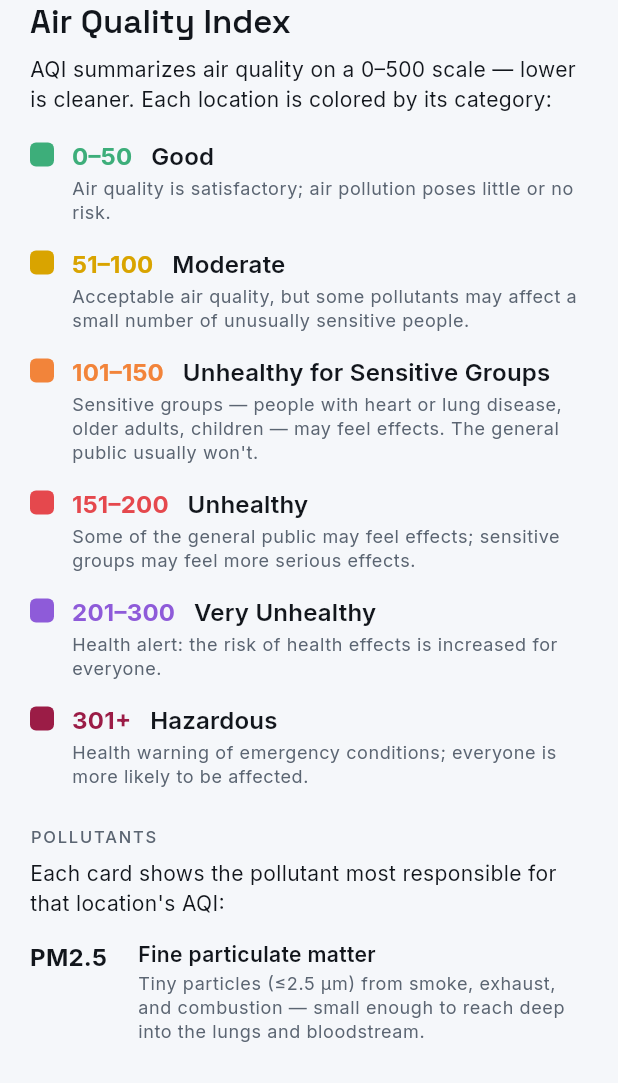
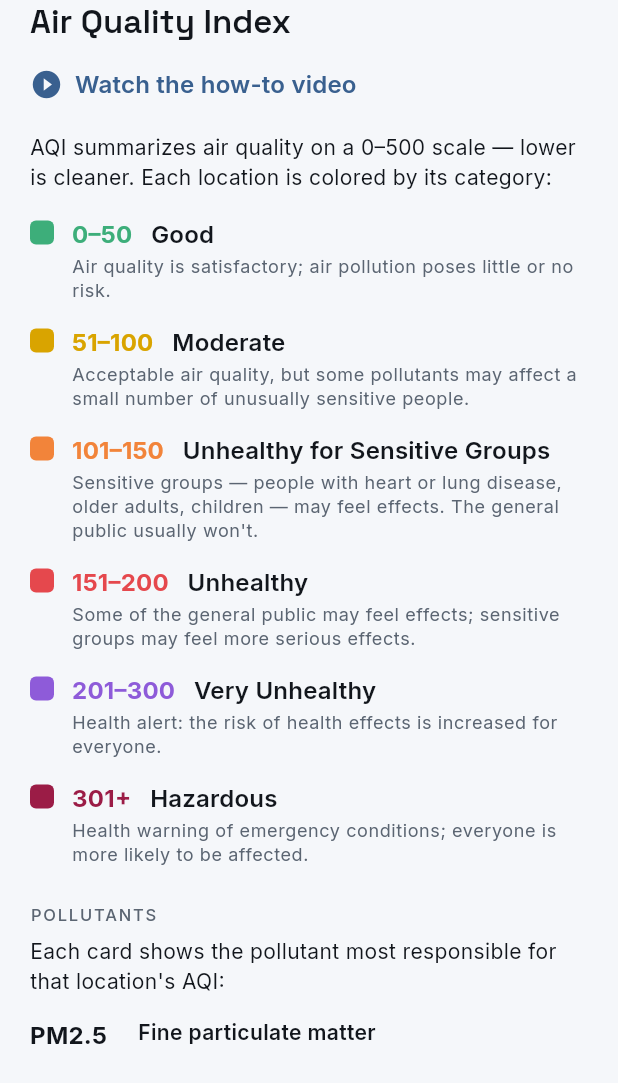
Before and after one commit to Bobbu/aqi_me, a Flutter app: the _HelpSheet widget shown alone on an empty page, opened directly, on a phone screen of 412 x 824 dp. Shown: the top 1083 px of the screen. Run offline on Flutter 3.47's test engine with Material 3 defaults, Android fonts, the phone set to English and light mode, and no system bars; our stand-ins replace dio, flutter_riverpod, freezed_annotation, shared_preferences, timezone; accounts and stored records are empty; generated files the repository leaves out were written again; network calls fail.

Commit message:
Add a dismissible tutorial call-out + Help link to the how-to video
A friendly accent badge under the add field invites new users to watch the
how-to video (https://youtu.be/Ofsa78ADW_k). Tapping it opens the video; tapping
it or the × dismisses it, and the dismissal is persisted per device so it doesn't
return. The video is also linked permanently from the Help sheet.

- state/tutorial.dart: persisted dismissed flag.
- ui/widgets/tutorial_callout.dart: the badge + shared video URL/open helper.
- help_sheet: "Watch the how-to video" link.

analyze clean, 53 tests pass.

Co-Authored-By: Claude Opus 4.8 (1M context) <noreply@anthropic.com>

```diff
--- a/lib/ui/home_page.dart
+++ b/lib/ui/home_page.dart
@@ -12,6 +12,7 @@ import 'package:aqi_me/ui/widgets/empty_state.dart';
 import 'package:aqi_me/ui/widgets/help_sheet.dart';
 import 'package:aqi_me/ui/widgets/location_card.dart';
 import 'package:aqi_me/ui/widgets/location_row.dart';
+import 'package:aqi_me/ui/widgets/tutorial_callout.dart';
 import 'package:flutter/material.dart';
 import 'package:flutter_riverpod/flutter_riverpod.dart';
 
@@ -89,6 +90,7 @@ class _HomePageState extends ConsumerState<HomePage>
                             _Header(locations: locations),
                             const SizedBox(height: 20),
                             const AddLocationField(),
+                            const TutorialCallout(),
                             const SizedBox(height: 20),
                             if (locations.isEmpty)
                               const EmptyState()
--- a/lib/ui/widgets/help_sheet.dart
+++ b/lib/ui/widgets/help_sheet.dart
@@ -1,5 +1,6 @@
 import 'package:aqi_me/core/aqi_scale.dart';
 import 'package:aqi_me/data/aqi_service.dart';
+import 'package:aqi_me/ui/widgets/tutorial_callout.dart';
 import 'package:flutter/material.dart';
 
 /// Shows the help/key sheet: the AQI scale (ranges, colors, health notes) and a
@@ -34,7 +35,33 @@ class _HelpSheet extends StatelessWidget {
                 'Air Quality Index',
                 style: theme.textTheme.titleLarge?.copyWith(fontSize: 22),
               ),
-              const SizedBox(height: 8),
+              const SizedBox(height: 12),
+              InkWell(
+                onTap: openTutorialVideo,
+                borderRadius: BorderRadius.circular(8),
+                child: Padding(
+                  padding: const EdgeInsets.symmetric(vertical: 4),
+                  child: Row(
+                    mainAxisSize: MainAxisSize.min,
+                    children: <Widget>[
+                      Icon(
+                        Icons.play_circle_fill,
+                        size: 22,
+                        color: theme.colorScheme.primary,
+                      ),
+                      const SizedBox(width: 8),
+                      Text(
+                        'Watch the how-to video',
+                        style: theme.textTheme.titleMedium?.copyWith(
+                          fontWeight: FontWeight.w600,
+                          color: theme.colorScheme.primary,
+                        ),
+                      ),
+                    ],
+                  ),
+                ),
+              ),
+              const SizedBox(height: 16),
               Text(
                 'AQI summarizes air quality on a 0–500 scale — lower is cleaner. '
                 'Each location is colored by its category:',
```
Also changed, not shown: lib/state/tutorial.dart (added, +24 -0 lines), lib/ui/widgets/tutorial_callout.dart (added, +89 -0 lines).
